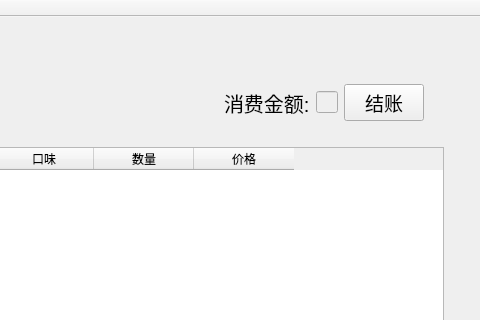
This is mainwindow.ui in L1B0/resturant as Qt 5 draws it before an edit; both pictures show x 907 to 1387 and y 0 to 320 of the 1387 by 854 pixel window. The edited form follows.
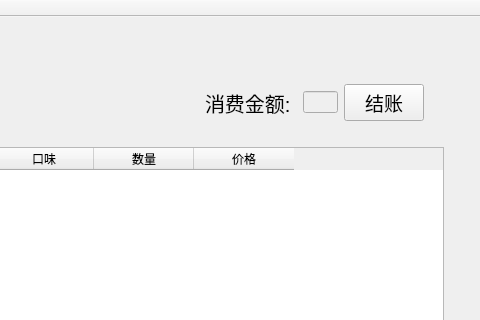
This is the edited form.

```diff
--- a/mainwindow.ui
+++ b/mainwindow.ui
@@ -138,9 +138,9 @@
    <widget class="QWidget" name="layoutWidget">
     <property name="geometry">
      <rect>
-      <x>1120</x>
+      <x>1101</x>
       <y>50</y>
-      <width>222</width>
+      <width>241</width>
       <height>71</height>
      </rect>
     </property>
```
